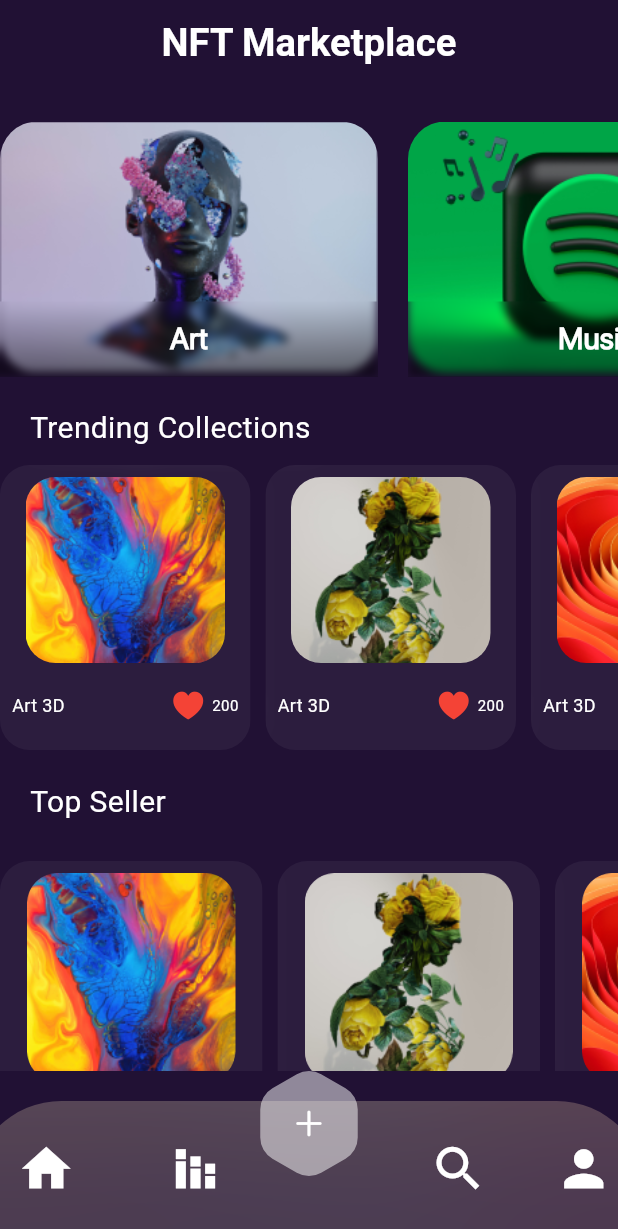
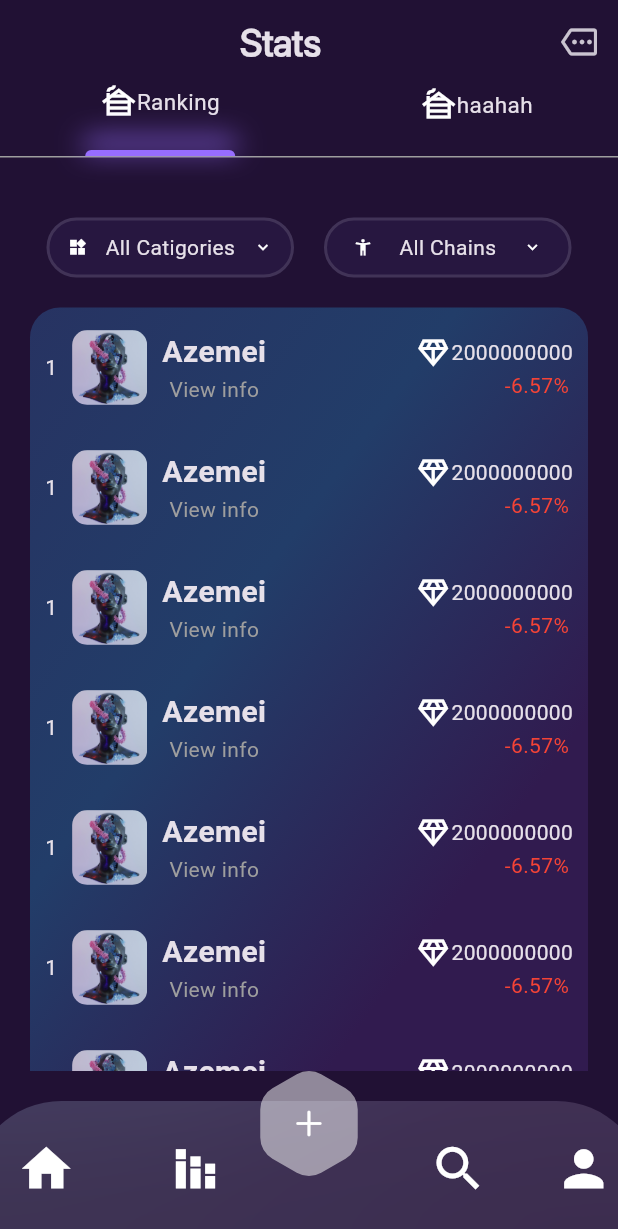
Before and after one commit to FadyEmilz/nft_marketplace, a Flutter app: the screen it shows after launch, after a tap on "Get started now", after a tap on the "stacked bar chart" icon, on a phone screen of 412 x 824 dp. Shown: the top 1229 px of the screen. Run offline on Flutter 3.47's test engine with Material 3 defaults, Android fonts, the phone set to English and light mode, and no system bars; missing offline and left inert: dart:ffi.

Commit message:
created project

```diff
--- /dev/null
+++ b/lib/pages/States/pages/StateScreen.dart
@@ -0,0 +1,100 @@
+import 'package:flutter/cupertino.dart';
+import 'package:flutter/material.dart';
+import 'package:nft_marketplace/pages/States/widgets/SubTitle.dart';
+import 'package:nft_marketplace/pages/States/widgets/custom_catigory.dart';
+import 'package:nft_marketplace/pages/States/widgets/itemStatsList.dart';
+import 'package:nft_marketplace/recources/colors_managers.dart';
+import 'package:nft_marketplace/recources/fonts_managers.dart';
+
+class StateScreen extends StatefulWidget {
+  const StateScreen({super.key});
+
+  @override
+  State<StateScreen> createState() => _StateScreenState();
+}
+
+class _StateScreenState extends State<StateScreen> {
+  @override
+  Widget build(BuildContext context) {
+    return Scaffold(
+      appBar: AppBar(
+
+        actions: [
+          Padding(
+            padding: const EdgeInsets.only(right: 14.0),
+            child: Icon(Icons.more_outlined),
+          )
+        ],
+        backgroundColor: colors_managers.myPrimary,
+        title: Center(child: Text('Stats',style: TextStyle(fontSize: 25,fontWeight: FontWeight.w600,fontFamily: fonts_managers.displayFont),))
+      ),
+      backgroundColor: colors_managers.myPrimary,
+
+      body: SafeArea(
+        child: ListView(
+          children: [
+            Column(
+              children: [
+                Container(
+
+                  width: double.infinity,
+
+                  decoration: BoxDecoration(border: Border(bottom: BorderSide(color: Colors.grey))),
+                  child: Row(
+                    mainAxisSize: MainAxisSize.min,
+                    mainAxisAlignment: MainAxisAlignment.spaceEvenly,
+                    children: [
+                      Subtitle(active: true,icon: Icons.cabin,Title: "Ranking",),
+                      SizedBox(width: 10,),
+                      Subtitle(active: false,icon: Icons.cabin,Title: "haahah",)
+
+                    ],
+                  ),
+                ),
+                SizedBox(height: 40,),
+                Row(
+                  mainAxisSize: MainAxisSize.min,
+                  children: [
+                    CustomBarCatigory(startIcon: Icons.widgets_sharp,title: "All Catigories",),
+                    SizedBox(width: 20,),
+                    CustomBarCatigory(startIcon: Icons.accessibility_new,title: "All Chains",),
+
+                  ],
+                ),
+                Padding(
+                  padding: const EdgeInsets.all(20.0),
+                  child: Container(
+
+                    decoration: BoxDecoration(
+                        borderRadius: BorderRadius.circular(20),
+                        gradient: LinearGradient(colors: [
+                          Color(0xff273362),
+                          Color(0xff223d69),
+                          Color(0xff311b4f),
+
+                        ],
+                        begin: Alignment.topLeft,
+                          end: Alignment.centerRight,
+
+
+                        )),
+
+                    width: 500,height: 545,
+                    child: Padding(
+                      padding: const EdgeInsets.all(10.0),
+                      child: ListView.separated(itemBuilder: (BuildContext context, int index) { return ItemStatsList(); },
+                      separatorBuilder: (BuildContext context, int index) { return SizedBox(height: 20,); }, itemCount: 20,
+                      ),
+                    ),
+                  ),
+                )
+
+              ],
+            ),
+          ],
+        ),),
+
+
+    );
+  }
+}
--- /dev/null
+++ b/lib/pages/States/widgets/Custom_stats_appbar.dart
@@ -0,0 +1,23 @@
+import 'package:flutter/cupertino.dart';
+import 'package:flutter/material.dart';
+import 'package:nft_marketplace/recources/colors_managers.dart';
+import 'package:nft_marketplace/recources/fonts_managers.dart';
+
+class Stats_appar extends StatelessWidget {
+  const Stats_appar({super.key});
+
+  @override
+  Widget build(BuildContext context) {
+    return AppBar(
+
+        actions: [
+          Padding(
+            padding: const EdgeInsets.only(right: 14.0),
+            child: Icon(Icons.more_outlined),
+          )
+        ],
+        backgroundColor: colors_managers.myPrimary,
+        title: Center(child: Text('Stats',style: TextStyle(fontSize: 25,fontWeight: FontWeight.w600,fontFamily: fonts_managers.displayFont),))
+    );
+  }
+}
--- /dev/null
+++ b/lib/pages/States/widgets/SubTitle.dart
@@ -0,0 +1,50 @@
+import 'package:flutter/cupertino.dart';
+import 'package:flutter/material.dart';
+import 'package:nft_marketplace/recources/colors_managers.dart';
+
+class Subtitle extends StatefulWidget {
+  const Subtitle({super.key, required this.active, required this.icon, required this.Title});
+  final bool active;
+  final IconData icon;
+  final String Title;
+
+  @override
+  State<Subtitle> createState() => _SubtitleState();
+}
+
+class _SubtitleState extends State<Subtitle> {
+  @override
+  Widget build(BuildContext context) {
+    return Column(
+      children: [
+        Row(
+          children: [
+            Icon(widget.icon),
+            Text(widget.Title,style: TextStyle(fontSize: 15),),
+
+          ],
+
+        ),
+        SizedBox(height: 20,),
+
+       if(widget.active) Container(
+
+          height: 4,width: 100,
+
+          decoration: BoxDecoration(
+            boxShadow: [
+              BoxShadow(
+                color: colors_managers.subpurble,
+                offset: Offset(0,-6),
+                blurRadius: 15,
+                spreadRadius: 1.5
+              )
+            ],
+              color: colors_managers.subpurble,
+              borderRadius: BorderRadius.only(
+                  topRight:Radius.circular(5),topLeft: Radius.circular(5))),
+        )
+      ],
+    );
+  }
+}
--- /dev/null
+++ b/lib/pages/States/widgets/custom_catigory.dart
@@ -0,0 +1,35 @@
+import 'package:flutter/cupertino.dart';
+import 'package:flutter/material.dart';
+
+class CustomBarCatigory extends StatefulWidget {
+  const CustomBarCatigory({super.key, required this.title, required this.startIcon});
+  final String title ;
+  final IconData startIcon;
+
+
+  @override
+  State<CustomBarCatigory> createState() => _CustomBarCatigoryState();
+}
+
+class _CustomBarCatigoryState extends State<CustomBarCatigory> {
+  @override
+  Widget build(BuildContext context) {
+    return Container(
+      width: 165,height: 40,
+      decoration: BoxDecoration(
+        color: Color(0xff271740),
+          borderRadius: BorderRadius.circular(27),
+          border: Border.all(width: 2,color: Colors.white12)),
+      child: Center(
+        child: Row(
+          mainAxisAlignment: MainAxisAlignment.spaceEvenly,
+          children: [
+            Icon(widget.startIcon,size: 13,),
+            Text(widget.title),
+            Icon(Icons.keyboard_arrow_down,size: 13,)
+          ],
+        ),
+      ),
+    );
+  }
+}
--- /dev/null
+++ b/lib/pages/States/widgets/itemStatsList.dart
@@ -0,0 +1,51 @@
+import 'package:flutter/cupertino.dart';
+import 'package:flutter/material.dart';
+
+class ItemStatsList extends StatefulWidget {
+  const ItemStatsList({super.key});
+
+  @override
+  State<ItemStatsList> createState() => _ItemStatsListState();
+}
+
+class _ItemStatsListState extends State<ItemStatsList> {
+  @override
+  Widget build(BuildContext context) {
+    return Container(
+
+      width: double.infinity,height: 60,
+      child: Row(
+
+        children: [
+          Text('1'),
+          SizedBox(width: 10,),
+          ClipRRect(borderRadius: BorderRadius.circular(10),
+            child: Image.asset("assets/images/art.png",width: 50,height: 50,fit: BoxFit.cover,),
+          ),
+          SizedBox(width: 10,),
+          Column(
+            mainAxisAlignment: MainAxisAlignment.center,
+            children: [
+              Text("Azemei",style: TextStyle(fontSize: 20,fontWeight: FontWeight.w600),),
+              Text("View info",style: TextStyle(color: Colors.grey),)
+            ],
+          ),
+          Spacer(),
+          Column(
+            mainAxisAlignment: MainAxisAlignment.center,
+            children: [
+              Row(
+                children: [
+                  Icon(Icons.diamond_outlined),
+                  Text('2000000000')
+                ],
+              ),
+              Container(width: 100,child: Text('-6.57%',style:TextStyle(color: Colors.red),textAlign: TextAlign.end,))
+            ],
+          ),
+
+        ],
+      ),
+    );
+  }
+}
--- a/lib/pages/myHome.dart
+++ b/lib/pages/myHome.dart
@@ -2,6 +2,7 @@ import 'dart:ui';
 
 import 'package:flutter/cupertino.dart';
 import 'package:flutter/material.dart';
+import 'package:nft_marketplace/pages/States/pages/StateScreen.dart';
 import 'package:nft_marketplace/recources/colors_managers.dart';
 import 'package:nft_marketplace/widgets/custom_navbar.dart';
 import 'package:nft_marketplace/widgets/homeLista.dart';
@@ -14,25 +15,38 @@ class myHome extends StatefulWidget {
 }
 
 class _myHomeState extends State<myHome> {
+  List<Widget> screenList = [
+    homeLista(),
+    StateScreen()
+  ];
+  int index =0;
 
   @override
   Widget build(BuildContext context) {
 
     return Scaffold(
+      backgroundColor: colors_managers.myPrimary,
 
       extendBody: true,
       bottomNavigationBar: Container(
           height: 110,
 
 
-          child: CustomBottomNavigationBar()),
+          child: CustomBottomNavigationBar(
+            onpressedStates: () {
+              setState(() {
+                index=1;
+              });
+            }, onpressedHome: () {
+              setState(() {
+                index=0;
+              });
 
-      appBar: AppBar(
-        backgroundColor: colors_managers.myPrimary,
-        title: Center(child: Text('NFT Marketplace',style: TextStyle(fontWeight: FontWeight.bold,fontSize: 25.5,color: Colors.white),)),
-      ),
+          },)),
 
-      body: homeLista()
+
+
+      body: screenList[index]
 
     );
   }
--- a/lib/recources/colors_managers.dart
+++ b/lib/recources/colors_managers.dart
@@ -5,4 +5,5 @@ static Color onbordingbac1 = Color(0xff5C6098);
 static Color onbordingbac2 = Color(0xff767CB2);
 static Color myPrimary = Color(0xff211134);
 static Color grayoo = Color(0xFFEBF599);
+static Color subpurble = Color(0xff976dff);
 }
--- a/lib/recources/route_managers.dart
+++ b/lib/recources/route_managers.dart
@@ -1,17 +1,23 @@
+
+
 
 
 import 'package:flutter/cupertino.dart';
+import 'package:nft_marketplace/pages/States/pages/StateScreen.dart';
 import 'package:nft_marketplace/pages/myHome.dart';
 import 'package:nft_marketplace/pages/onBoarding.dart';
 
 class routes_manager{
   static Map<String,WidgetBuilder> my_routes ={
     routesNames.onBoarding : (context){return onBoarding();} ,
-    routesNames.myHome : (context){return myHome();}
+    routesNames.myHome : (context){return myHome();},
+    routesNames.statescreen : (context){return StateScreen();}
 
   };
 }
 class routesNames{
   static String onBoarding = "onBoarding";
   static String myHome = 'myHome';
+  static String statescreen = 'StateScreen';
+
 }
--- a/lib/widgets/custom_navbar.dart
+++ b/lib/widgets/custom_navbar.dart
@@ -2,14 +2,18 @@ import 'dart:ui';
 
 import 'package:flutter/cupertino.dart';
 import 'package:flutter/material.dart';
+import 'package:nft_marketplace/recources/route_managers.dart';
 
+class CustomBottomNavigationBar extends StatefulWidget {
+  const CustomBottomNavigationBar({super.key, required this.onpressedStates, required this.onpressedHome});
+  final VoidCallback onpressedStates;
+  final VoidCallback onpressedHome;
 
-class CustomBottomNavigationBar extends StatelessWidget {
-  const CustomBottomNavigationBar(
-      {super.key });
+  @override
+  State<CustomBottomNavigationBar> createState() => _CustomBottomNavigationBarState();
+}
 
-
-  // final
+class _CustomBottomNavigationBarState extends State<CustomBottomNavigationBar> {
   @override
   Widget build(BuildContext context) {
     return SizedBox(
@@ -37,11 +41,13 @@ class CustomBottomNavigationBar extends StatelessWidget {
                       mainAxisAlignment: MainAxisAlignment.spaceAround,
                       children: [
                         IconButton(
-                          onPressed: (){},
+                          onPressed: widget.onpressedHome ,
                           icon: const Icon(Icons.home,
                               color: Colors.white, size: 39),
                         ),IconButton(
-                          onPressed: (){},
+                          onPressed: widget.onpressedStates ,
+
+
                           icon: const Icon(Icons.stacked_bar_chart,
                               color: Colors.white, size: 39),
                         ),
--- a/lib/widgets/homeLista.dart
+++ b/lib/widgets/homeLista.dart
@@ -24,6 +24,10 @@ class _homeListaState extends State<homeLista> {
   @override
   Widget build(BuildContext context) {
     return Scaffold(
+      appBar: AppBar(
+        backgroundColor: colors_managers.myPrimary,
+        title: Center(child: Text('NFT Marketplace',style: TextStyle(fontWeight: FontWeight.bold,fontSize: 25.5,color: Colors.white),)),
+      ),
       backgroundColor: colors_managers.myPrimary,
       body:
        SafeArea(
```
